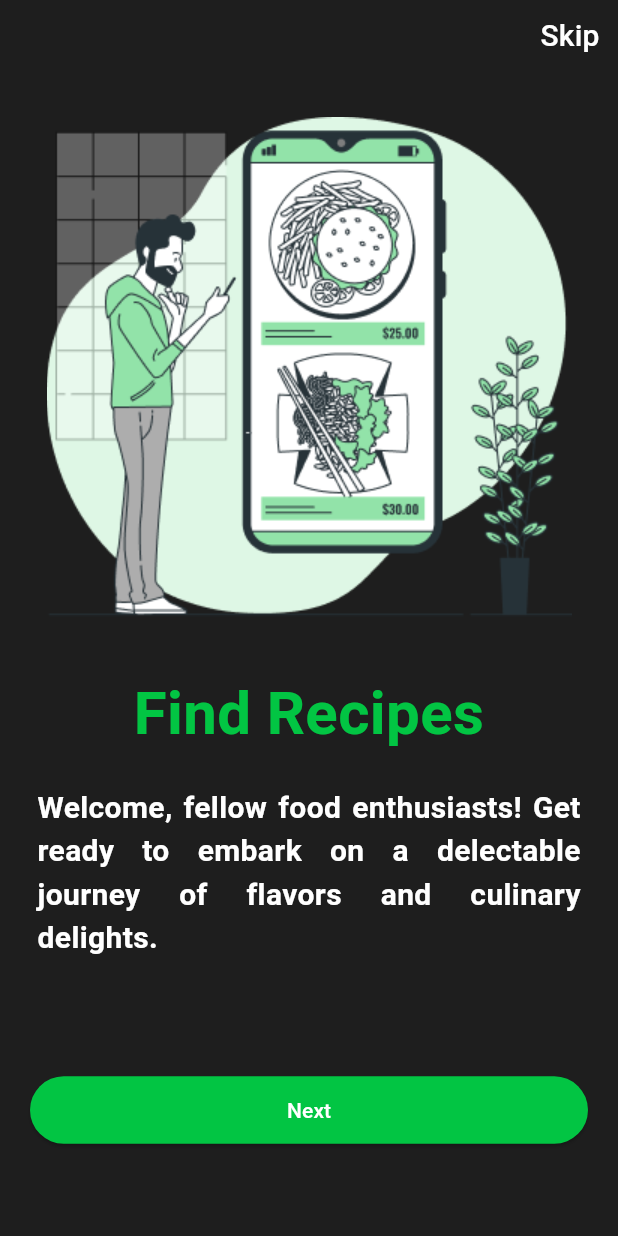
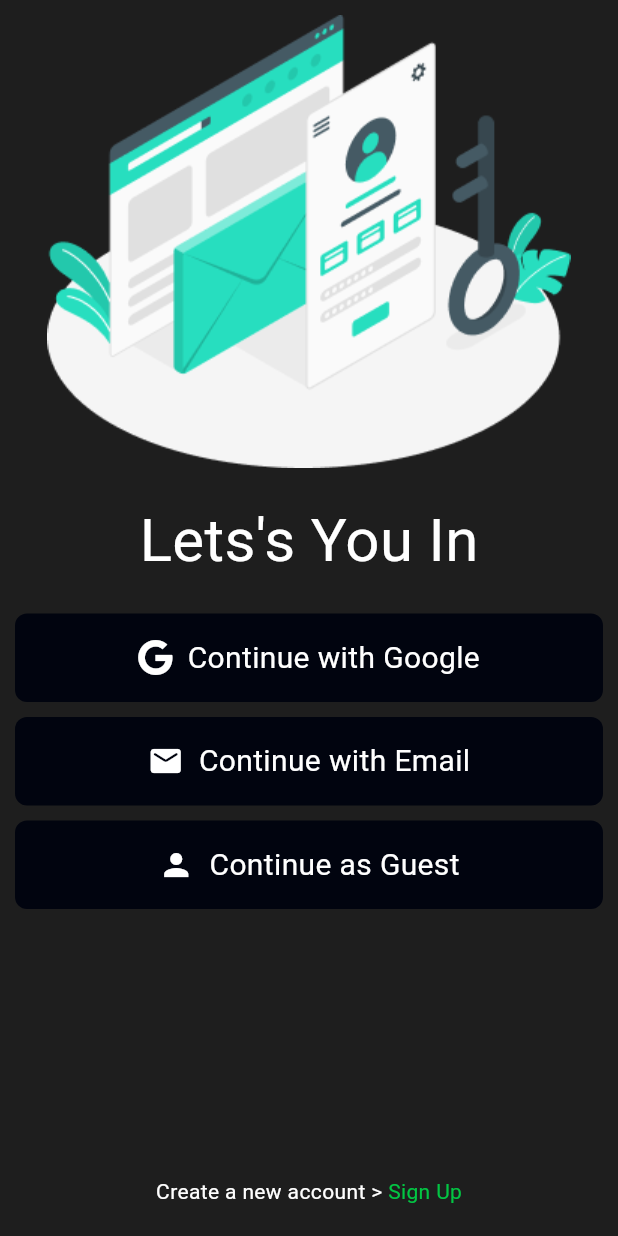
Before and after one commit to amal-tech-dev/foodies, a Flutter app: the screen it shows after launch, on a phone screen of 412 x 824 dp. Run offline on Flutter 3.47's test engine with Material 3 defaults, Android fonts, the phone set to English and light mode, and no system bars; drawn by our look-alikes of carousel_slider; our stand-ins replace font_awesome_flutter.

Commit message:
added login_screen

```diff
--- a/lib/main.dart
+++ b/lib/main.dart
@@ -1,5 +1,5 @@
 import 'package:flutter/material.dart';
-import 'package:foodies/view/overview_screen/overview_screen_2.dart';
+import 'package:foodies/view/login_screen/login_screen.dart';
 
 void main() {
   runApp(Foodies());
@@ -12,7 +12,7 @@ class Foodies extends StatelessWidget {
   Widget build(BuildContext context) {
     return MaterialApp(
       debugShowCheckedModeBanner: false,
-      home: OverviewScreen2(),
+      home: LoginScreen(),
     );
   }
 }
--- a/lib/utils/color_constant.dart
+++ b/lib/utils/color_constant.dart
@@ -3,5 +3,6 @@ import 'package:flutter/material.dart';
 class ColorConstant {
   static const Color primaryColor = Color(0xFF02C543);
   static const Color secondaryColor = Color(0xFFFFFFFF);
+  static const Color tertiaryColor = Color(0xFF01040F);
   static const Color backgroundColor = Color(0xFF1E1E1E);
 }
--- a/lib/utils/dimen_constant.dart
+++ b/lib/utils/dimen_constant.dart
@@ -1,13 +1,14 @@
 import 'package:flutter/material.dart';
 
 class DimenConstant {
-  static const double edgePadding = 10;
-  static const double extraLargeText = 60;
-  static const double largeText = 40;
-  static const double titleText = 25;
-  static const double subtitleText = 20;
+  static const double edgePadding = 10.0;
+  static const double borderRadius = 8.0;
+  static const double extraLargeText = 60.0;
+  static const double largeText = 40.0;
+  static const double titleText = 25.0;
+  static const double subtitleText = 20.0;
   static const Widget separator = SizedBox(
-    height: 10,
-    width: 10,
+    height: 10.0,
+    width: 10.0,
   );
 }
--- a/lib/utils/image_constant.dart
+++ b/lib/utils/image_constant.dart
@@ -1,7 +1,9 @@
 class ImageConstant {
   static const String appLogo = 'assets/logo/app_logo.png';
   static const String appTitleLogo = 'assets/logo/app_title_logo.png';
-  static const String overviewOneThumbnail =
-      'assets/images/overview_thumbnail_pizza.png';
-  static const String carousel = 'assets/images/carousel_image.png';
+  static const String getStartedThumbnail =
+      'assets/images/get_started_thumbnail.png';
+  static const String overviewThumbnail =
+      'assets/images/overview_thumbnail.png';
+  static const String loginThumbnail = 'assets/images/login_thumbnail.png';
 }
--- a/lib/utils/string_constant.dart
+++ b/lib/utils/string_constant.dart
@@ -3,6 +3,13 @@ class StringConstant {
   static const String welcomeTitle = 'Welcome to Foodies!';
   static const String welcomeSubtitle =
       'Welcome, fellow food enthusiasts! Get ready to embark on a delectable journey of flavors and culinary delights.';
-  static const String getStarted = 'Get Started';
-  static const String carouselTtile1 = 'Find Recipes';
+  static const String carouselTitle1 = 'Find Recipes';
+  static const String carouselTitle2 = 'Add Your Own Recipes';
+  static const String carouselTitle3 = 'Cook with Foodies';
+  static const String carouselSubtitle1 =
+      'Find Recipes that Suit Your Palate. Uncover a World of Culinary Delights with Our Easy-to-Use Recipe Search Platform.';
+  static const String carouselSubtitle2 =
+      'Add Your Own Recipes and Contribute to a Growing Community of Food Enthusiasts.';
+  static const String carouselSubtitle3 =
+      'Cook with Foodies and Elevate Your Kitchen Skills with Step-by-Step Guidance and Tasty Results.';
 }
--- /dev/null
+++ b/lib/view/login_screen/login_screen.dart
@@ -0,0 +1,79 @@
+import 'package:flutter/material.dart';
+import 'package:foodies/utils/color_constant.dart';
+import 'package:foodies/utils/dimen_constant.dart';
+import 'package:foodies/utils/image_constant.dart';
+import 'package:foodies/view/login_screen/login_widgets/login_options.dart';
+import 'package:foodies/view/signup_screen/signup_screen.dart';
+
+class LoginScreen extends StatelessWidget {
+  LoginScreen({super.key});
+
+  @override
+  Widget build(BuildContext context) {
+    return SafeArea(
+      child: Scaffold(
+        backgroundColor: ColorConstant.backgroundColor,
+        body: Padding(
+          padding: const EdgeInsets.all(
+            DimenConstant.edgePadding,
+          ),
+          child: Column(
+            children: [
+              Padding(
+                padding: const EdgeInsets.symmetric(
+                  horizontal: DimenConstant.edgePadding,
+                ),
+                child: Image.asset(
+                  ImageConstant.loginThumbnail,
+                ),
+              ),
+              Padding(
+                padding: const EdgeInsets.all(DimenConstant.edgePadding * 2),
+                child: Text(
+                  'Lets\'s You In',
+                  style: TextStyle(
+                    color: ColorConstant.secondaryColor,
+                    fontSize: DimenConstant.largeText,
+                  ),
+                ),
+              ),
+              Expanded(
+                child: LoginOptions(
+                  onGooglePressed: () {},
+                  onEmailPressed: () {},
+                  onGuestPressed: () {},
+                ),
+              ),
+              Row(
+                mainAxisAlignment: MainAxisAlignment.center,
+                children: [
+                  Text(
+                    'Create a new account > ',
+                    style: TextStyle(
+                      color: ColorConstant.secondaryColor,
+                    ),
+                  ),
+                  InkWell(
+                    onTap: () => Navigator.push(
+                      context,
+                      MaterialPageRoute(
+                        builder: (context) => SignupScreen(),
+                      ),
+                    ),
+                    child: Text(
+                      'Sign Up',
+                      style: TextStyle(
+                        color: ColorConstant.primaryColor,
+                      ),
+                    ),
+                  ),
+                ],
+              ),
+              DimenConstant.separator,
+            ],
+          ),
+        ),
+      ),
+    );
+  }
+}
--- /dev/null
+++ b/lib/view/login_screen/login_widgets/login_options.dart
@@ -0,0 +1,118 @@
+import 'package:flutter/material.dart';
+import 'package:font_awesome_flutter/font_awesome_flutter.dart';
+import 'package:foodies/utils/color_constant.dart';
+import 'package:foodies/utils/dimen_constant.dart';
+
+class LoginOptions extends StatelessWidget {
+  VoidCallback onGooglePressed, onEmailPressed, onGuestPressed;
+
+  LoginOptions({
+    super.key,
+    required this.onGooglePressed,
+    required this.onEmailPressed,
+    required this.onGuestPressed,
+  });
+
+  @override
+  Widget build(BuildContext context) {
+    return Column(
+      children: [
+        InkWell(
+          onTap: onGooglePressed,
+          child: Container(
+            padding: EdgeInsets.all(
+              DimenConstant.edgePadding * 1.5,
+            ),
+            decoration: BoxDecoration(
+              color: ColorConstant.tertiaryColor,
+              borderRadius: BorderRadius.circular(
+                DimenConstant.borderRadius,
+              ),
+            ),
+            child: Row(
+              mainAxisAlignment: MainAxisAlignment.center,
+              children: [
+                FaIcon(
+                  FontAwesomeIcons.google,
+                  color: ColorConstant.secondaryColor,
+                ),
+                DimenConstant.separator,
+                Text(
+                  'Continue with Google',
+                  style: TextStyle(
+                    color: ColorConstant.secondaryColor,
+                    fontSize: DimenConstant.subtitleText,
+                  ),
+                )
+              ],
+            ),
+          ),
+        ),
+        DimenConstant.separator,
+        InkWell(
+          onTap: onEmailPressed,
+          child: Container(
+            padding: EdgeInsets.all(
+              DimenConstant.edgePadding * 1.5,
+            ),
+            decoration: BoxDecoration(
+              color: ColorConstant.tertiaryColor,
+              borderRadius: BorderRadius.circular(
+                DimenConstant.borderRadius,
+              ),
+            ),
+            child: Row(
+              mainAxisAlignment: MainAxisAlignment.center,
+              children: [
+                Icon(
+                  Icons.mail_rounded,
+                  color: ColorConstant.secondaryColor,
+                ),
+                DimenConstant.separator,
+                Text(
+                  'Continue with Email',
+                  style: TextStyle(
+                    color: ColorConstant.secondaryColor,
+                    fontSize: DimenConstant.subtitleText,
+                  ),
+                )
+              ],
+            ),
+          ),
+        ),
+        DimenConstant.separator,
+        InkWell(
+          onTap: onGuestPressed,
+          child: Container(
+            padding: EdgeInsets.all(
+              DimenConstant.edgePadding * 1.5,
+            ),
+            decoration: BoxDecoration(
+              color: ColorConstant.tertiaryColor,
+              borderRadius: BorderRadius.circular(
+                DimenConstant.borderRadius,
+              ),
+            ),
+            child: Row(
+              mainAxisAlignment: MainAxisAlignment.center,
+              children: [
+                Icon(
+                  Icons.person,
+                  color: ColorConstant.secondaryColor,
+                ),
+                DimenConstant.separator,
+                Text(
+                  'Continue as Guest',
+                  style: TextStyle(
+                    color: ColorConstant.secondaryColor,
+                    fontSize: DimenConstant.subtitleText,
+                  ),
+                )
+              ],
+            ),
+          ),
+        ),
+      ],
+    );
+  }
+}
--- a/lib/view/splash_screen/splash_screen.dart
+++ b/lib/view/splash_screen/splash_screen.dart
@@ -4,7 +4,7 @@ import 'package:flutter/material.dart';
 import 'package:foodies/utils/color_constant.dart';
 import 'package:foodies/utils/dimen_constant.dart';
 import 'package:foodies/utils/image_constant.dart';
-import 'package:foodies/view/overview_screen/overview_screen_1.dart';
+import 'package:foodies/view/get_started_screen/get_started_screen.dart';
 
 class SplashScreen extends StatefulWidget {
   SplashScreen({super.key});
@@ -28,7 +28,7 @@ class _SplashScreenState extends State<SplashScreen> {
             Navigator.pushReplacement(
               context,
               MaterialPageRoute(
-                builder: (context) => OverviewScreen1(),
+                builder: (context) => GetStartedScreen(),
               ),
             );
           },
--- a/pubspec.yaml
+++ b/pubspec.yaml
@@ -10,6 +10,7 @@ dependencies:
   carousel_slider: ^4.2.1
   flutter:
     sdk: flutter
+  font_awesome_flutter: ^10.6.0
 
 dev_dependencies:
   flutter_test:
```
Also changed, not shown: lib/view/get_started_screen/get_started_screen.dart (renamed from lib/view/overview_screen/overview_screen_1.dart, +6 -6 lines), lib/view/overview_screen/overview_screen.dart (renamed from lib/view/overview_screen/overview_screen_2.dart, +48 -34 lines), lib/view/overview_screen/overview_widgets/carousel_item.dart (added, +45 -0 lines), lib/view/signup_screen/signup_screen.dart (added, +10 -0 lines), assets/images/get_started_thumbnail.png (renamed from assets/images/overview_thumbnail_pizza.png), assets/images/login_thumbnail.png (added), assets/images/overview_thumbnail.png (renamed from assets/images/carousel_image.png), pubspec.lock.
